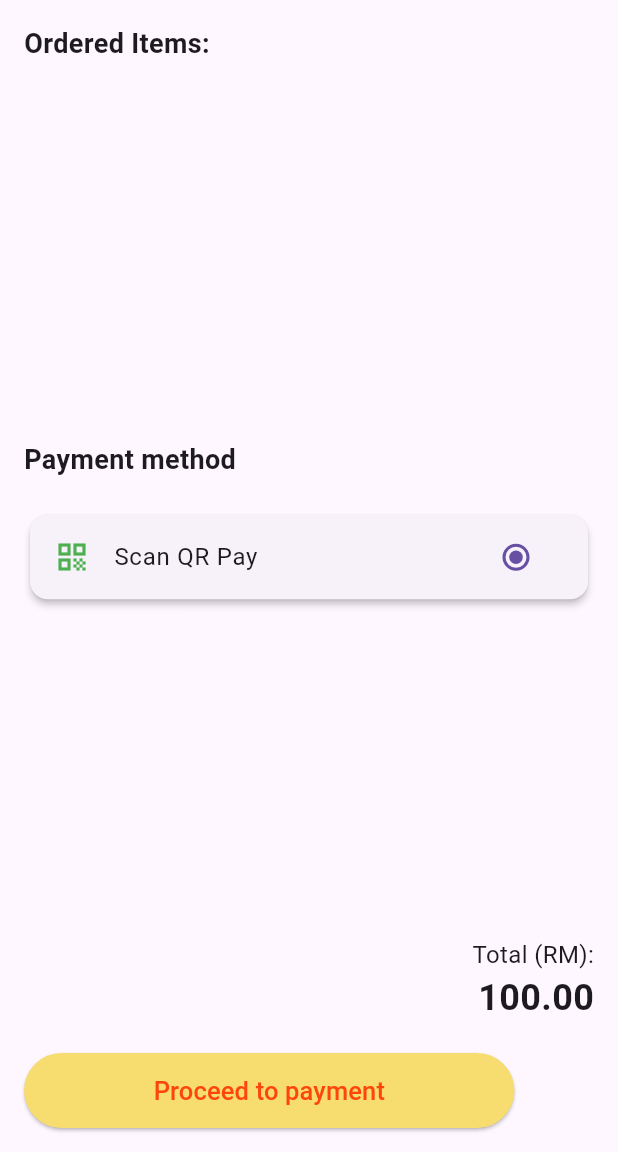
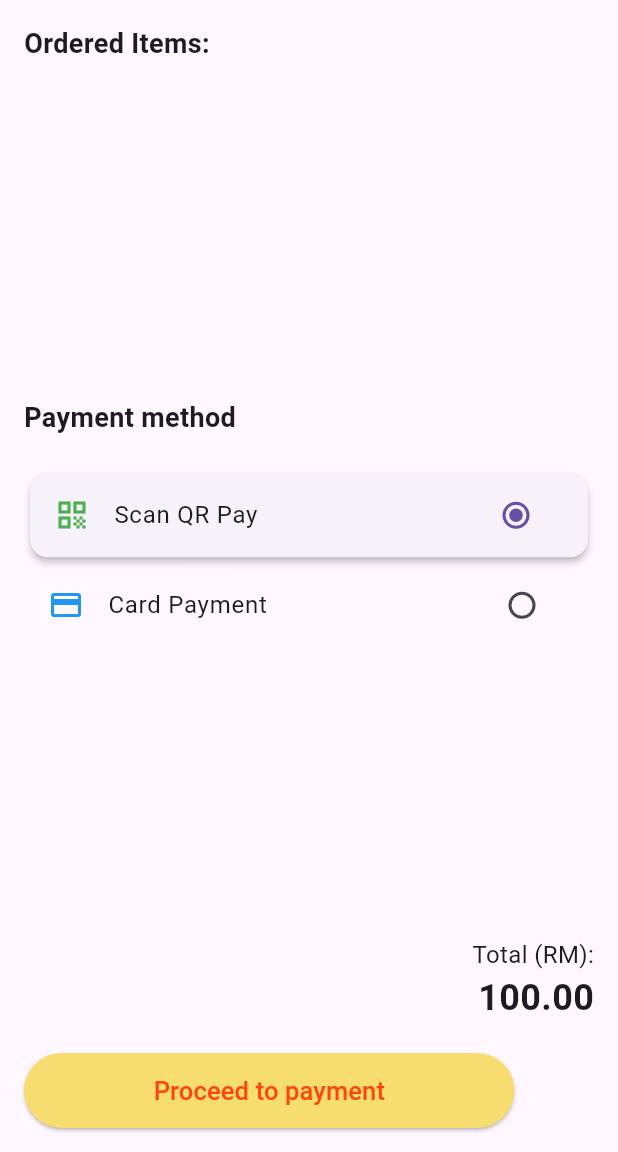
Before and after one commit to rockeyvaha/artsvault, a Flutter app: the PaymentPage screen opened directly, on a phone screen of 412 x 824 dp, the part 84-1236 px from its top. Run offline on Flutter 3.47's test engine with Material 3 defaults, Android fonts, the phone set to English and light mode, and no system bars; our stand-ins replace cloud_firestore, firebase_auth, firebase_core; accounts and stored records are empty.

Commit message:
major: refactor payment module for multi-method support

```diff
--- a/artsvault/lib/Payment.dart
+++ b/artsvault/lib/Payment.dart
@@ -13,7 +13,7 @@ class PaymentPage extends StatefulWidget {
 }
 
 class _PaymentPageState extends State<PaymentPage> {
-  int _selectedPaymentMethod = 1; // Default to Scan QR Pay (1)
+  int _selectedPaymentMethod = 1;  // 1 = QR Pay // 2 = Card Payment (Simulated)
 
   @override
   Widget build(BuildContext context) {
@@ -88,6 +88,19 @@ class _PaymentPageState extends State<PaymentPage> {
                 ],
               ),
             ),
+            ListTile(
+              leading: const Icon(Icons.credit_card, color: Colors.blue),
+              title: const Text('Card Payment'),
+              trailing: Radio(
+              value: 2,
+              groupValue: _selectedPaymentMethod,
+              onChanged: (int? value) {
+              setState(() {
+                _selectedPaymentMethod = value!;
+                });
+               },
+            ),
+          ),
             const Spacer(),
             // Total (RM) section aligned to the right
             Row(
@@ -112,12 +125,23 @@ class _PaymentPageState extends State<PaymentPage> {
             const SizedBox(height: 20),
             ElevatedButton(
              onPressed: () {
+  // Major change: Refactored payment module to support multiple payment methods
   if (_selectedPaymentMethod == 1) {
     Navigator.push(
       context,
       MaterialPageRoute(builder: (context) => const ScanQrPage()),
     );
+  } else if (_selectedPaymentMethod == 2) {
+    // Card payment simulation
+    showDialog(
+      context: context,
+      builder: (_) => const AlertDialog(
+        title: Text('Card Payment'),
+        content: Text('Card payment processing simulation.'),
+      ),
+    );
   } else {
+    // Cash payment
     showDialog(
       context: context,
       builder: (context) => AlertDialog(
@@ -140,6 +164,7 @@ class _PaymentPageState extends State<PaymentPage> {
     );
   }
 },
+
               style: ElevatedButton.styleFrom(
                 backgroundColor: const Color(0xffF7DC6F), // Custom yellow color
                 minimumSize: const Size(327, 50), // Button size unchanged
```
Lines whose indentation alone changed are shown as unchanged.
